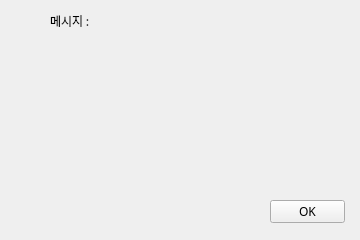
This is part1/studyPyQt/mainApp.ui in JuHyunLee99/miniprojects as Qt 5 draws it before an edit. The edited form follows.
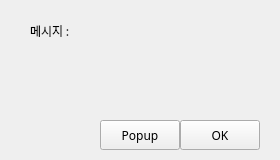
This is the edited form.

Patch:
```diff
--- a/part1/studyPyQt/mainApp.ui
+++ b/part1/studyPyQt/mainApp.ui
@@ -6,10 +6,28 @@
    <rect>
     <x>0</x>
     <y>0</y>
-    <width>360</width>
-    <height>240</height>
+    <width>280</width>
+    <height>160</height>
    </rect>
   </property>
+  <property name="sizePolicy">
+   <sizepolicy hsizetype="Fixed" vsizetype="Fixed">
+    <horstretch>0</horstretch>
+    <verstretch>0</verstretch>
+   </sizepolicy>
+  </property>
+  <property name="minimumSize">
+   <size>
+    <width>280</width>
+    <height>160</height>
+   </size>
+  </property>
+  <property name="maximumSize">
+   <size>
+    <width>280</width>
+    <height>160</height>
+   </size>
+  </property>
   <property name="font">
    <font>
     <family>나눔고딕</family>
@@ -21,8 +39,8 @@
   <widget class="QLabel" name="lblMessage">
    <property name="geometry">
     <rect>
-     <x>50</x>
-     <y>10</y>
+     <x>30</x>
+     <y>20</y>
      <width>250</width>
      <height>21</height>
     </rect>
@@ -34,16 +52,29 @@
   <widget class="QPushButton" name="btnOk">
    <property name="geometry">
     <rect>
-     <x>270</x>
-     <y>200</y>
-     <width>75</width>
-     <height>23</height>
+     <x>180</x>
+     <y>120</y>
+     <width>80</width>
+     <height>30</height>
     </rect>
    </property>
    <property name="text">
     <string>OK</string>
    </property>
   </widget>
+  <widget class="QPushButton" name="btnPOP">
+   <property name="geometry">
+    <rect>
+     <x>100</x>
+     <y>120</y>
+     <width>80</width>
+     <height>30</height>
+    </rect>
+   </property>
+   <property name="text">
+    <string>Popup</string>
+   </property>
+  </widget>
  </widget>
  <resources/>
  <connections/>
```
Left out of the diff: 2 changed lines with no effect on the pictures.
